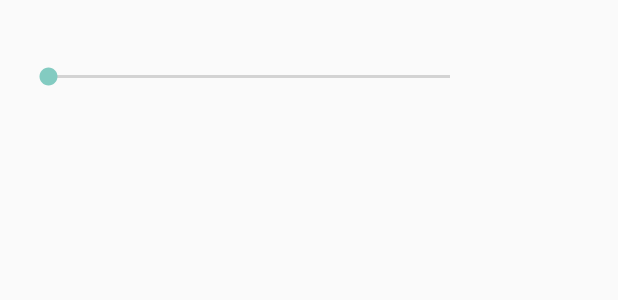
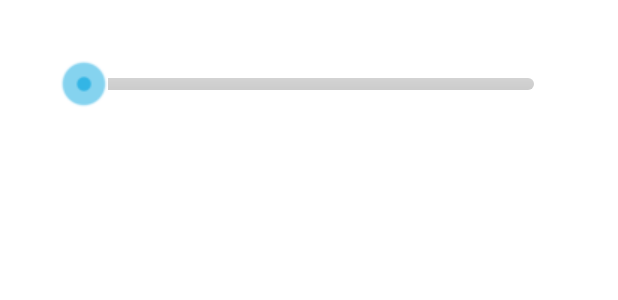
Before and after one commit to IoTGroup/ProjetoIoT, an Android app: the layout activity_dialog_slider.xml on its own in the app's theme, with its tools: preview values and no code run, on a phone screen of 412 x 824 dp. Shown: the top 300 px of the screen. Run offline under Robolectric (Android 15) with nearby library versions, the phone set to English and light mode, and no system bars.

Commit message:
Welcome Dialog

```diff
--- a/AutomaGREat/app/src/main/java/automa/great/ufc/br/automagreat/view/activity/SplashActivity.java
+++ b/AutomaGREat/app/src/main/java/automa/great/ufc/br/automagreat/view/activity/SplashActivity.java
@@ -1,6 +1,7 @@
 package automa.great.ufc.br.automagreat.view.activity;
 
 import android.content.Intent;
+import android.content.SharedPreferences;
 import android.os.Bundle;
 import android.os.Handler;
 import android.support.v7.app.AppCompatActivity;
@@ -21,6 +22,11 @@ public class SplashActivity extends AppCompatActivity implements ContextListener
     protected void onCreate(Bundle savedInstanceState) {
         super.onCreate(savedInstanceState);
         setContentView(R.layout.activity_splash);
+
+        SharedPreferences settings = getSharedPreferences(TabsActivity.PREFS_SHOW_DIALOG, 0);
+        SharedPreferences.Editor editor = settings.edit();
+        editor.putBoolean("dialogShow", false);
+        editor.commit();
 
         // conecta a aplicação ao loccam
         ContextManager.getInstance().connect(getApplicationContext(), getResources().getString(R.string.app_name), new LoccamConnectedListener() {
--- /dev/null
+++ b/AutomaGREat/app/src/main/res/drawable/progress.xml
@@ -0,0 +1,38 @@
+<?xml version="1.0" encoding="utf-8"?>
+<layer-list xmlns:android="http://schemas.android.com/apk/res/android">
+
+    <item android:id="@android:id/background">
+        <shape android:shape="rectangle">
+            <corners android:radius="5dp" />
+
+            <gradient
+                android:angle="270"
+                android:endColor="#cccccc"
+                android:startColor="#d3d3d3" />
+        </shape>
+    </item>
+    <item android:id="@android:id/secondaryProgress">
+        <clip>
+            <shape android:shape="rectangle">
+                <corners android:radius="0dp" />
+
+                <gradient
+                    android:angle="270"
+                    android:endColor="#ff0000"
+                    android:startColor="#ff0000" />
+            </shape>
+        </clip>
+    </item>
+    <item android:id="@android:id/progress">
+        <clip>
+            <shape android:shape="rectangle">
+                <corners android:radius="5dp" />
+
+                <gradient
+                    android:angle="270"
+                    android:endColor="#1dc0ff"
+                    android:startColor="#1dc0ff" />
+            </shape>
+        </clip>
+    </item>
+</layer-list>
--- a/AutomaGREat/app/src/main/res/layout/activity_dialog_color.xml
+++ b/AutomaGREat/app/src/main/res/layout/activity_dialog_color.xml
@@ -1,6 +1,7 @@
 <?xml version="1.0" encoding="utf-8"?>
 <LinearLayout xmlns:android="http://schemas.android.com/apk/res/android"
     xmlns:tools="http://schemas.android.com/tools"
+    android:background="@android:color/white"
     android:layout_width="fill_parent"
     android:layout_height="wrap_content"
     tools:context="automa.great.ufc.br.automagreat.view.activity.DialogColorActivity"
--- a/AutomaGREat/app/src/main/res/layout/activity_dialog_slider.xml
+++ b/AutomaGREat/app/src/main/res/layout/activity_dialog_slider.xml
@@ -1,23 +1,35 @@
 <?xml version="1.0" encoding="utf-8"?>
 <RelativeLayout xmlns:android="http://schemas.android.com/apk/res/android"
-    xmlns:tools="http://schemas.android.com/tools" android:layout_width="match_parent"
-    android:layout_height="match_parent" android:paddingLeft="@dimen/activity_horizontal_margin"
+    xmlns:tools="http://schemas.android.com/tools"
+    android:layout_width="match_parent"
+    android:layout_height="match_parent"
+    android:background="@android:color/white"
+    android:paddingBottom="@dimen/activity_vertical_margin"
+    android:paddingLeft="@dimen/activity_horizontal_margin"
     android:paddingRight="@dimen/activity_horizontal_margin"
     android:paddingTop="@dimen/activity_vertical_margin"
-    android:paddingBottom="@dimen/activity_vertical_margin"
     tools:context="automa.great.ufc.br.automagreat.view.activity.DialogIntensityActivity">
 
     <SeekBar
+        android:layout_margin="24dp"
         android:id="@+id/seekBar1"
-        android:layout_width="300dp"
+        android:layout_width="match_parent"
         android:layout_height="wrap_content"
         android:layout_alignParentLeft="true"
         android:layout_alignParentTop="true"
+        android:layout_centerInParent="true"
+        android:layout_centerVertical="true"
         android:layout_marginTop="26dp"
-        android:max="255"/>
+        android:layout_weight=".84"
+        android:max="255"
+        android:maxHeight="8dip"
+        android:minHeight="8dip"
+        android:progressDrawable="@drawable/progress"
+        android:thumb="@mipmap/scrubber_control_normal_holo" />
 
     <TextView
         android:id="@+id/textView1"
+        android:textColor="@android:color/black"
         android:layout_width="wrap_content"
         android:layout_height="wrap_content"
         android:layout_alignParentLeft="true"
```
Also changed, not shown: AutomaGREat/app/src/main/java/automa/great/ufc/br/automagreat/view/activity/TabsActivity.java (+82 -3 lines), AutomaGREat/app/src/main/res/drawable/thumb.xml (added, +10 -0 lines), AutomaGREat/app/src/main/res/layout/dialog_select_mode.xml (added, +54 -0 lines), AutomaGREat/app/src/main/res/values/strings.xml (+10 -0 lines), AutomaGREat/app/src/main/res/mipmap-hdpi/scrubber_control_normal_holo.png.png (added), AutomaGREat/app/src/main/res/mipmap-mdpi/scrubber_control_normal_holo.png (added), AutomaGREat/app/src/main/res/mipmap-xhdpi/scrubber_control_normal_holo.png.png (added).
